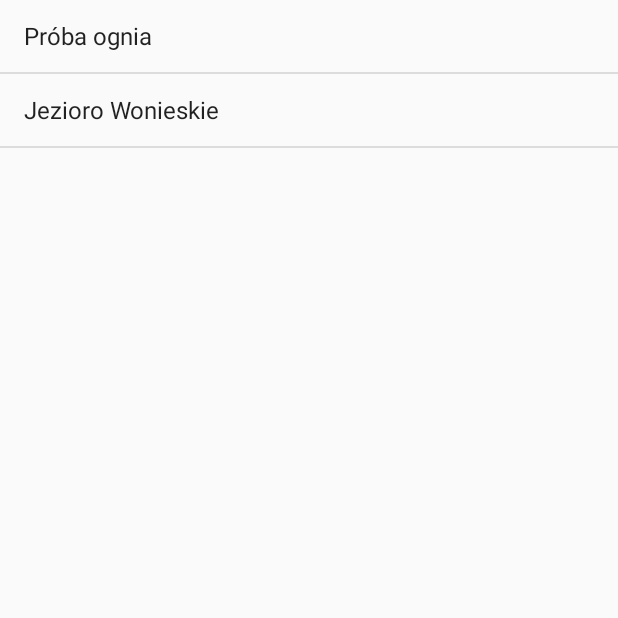
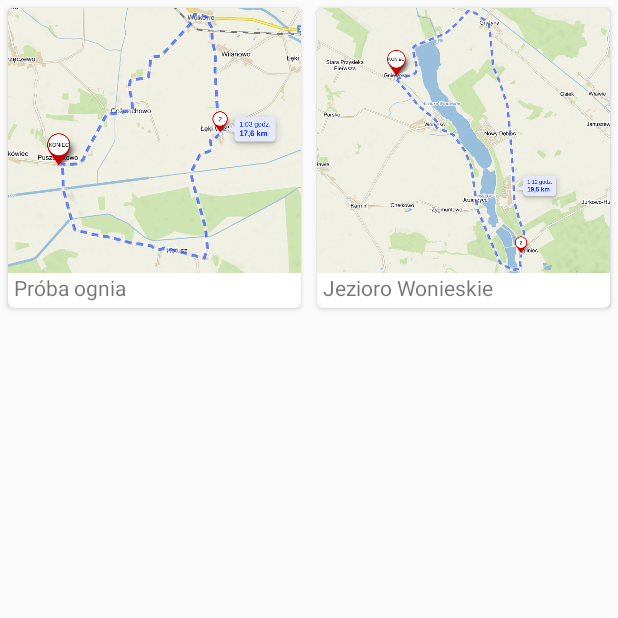
Before and after one commit to manys64/bike-tracker, an Android app: the fragment TrackLengthLongFragment shown on its own in the app's theme, on a phone screen of 412 x 824 dp, the top half of it. Run offline under Robolectric (Android 15) with nearby library versions, the light colour scheme and no system bars; our stand-ins replace Room's generated code; 1 statement that could not run was skipped.

Commit message:
FAB fixes

```diff
--- a/app/src/main/java/com/example/bikeTracker/StoperFragment.kt
+++ b/app/src/main/java/com/example/bikeTracker/StoperFragment.kt
@@ -19,9 +19,6 @@
 
     override fun onCreate(savedInstanceState: Bundle?) {
         super.onCreate(savedInstanceState)
-        parentFragmentManager.beginTransaction()
-            .hide(this)
-            .commit()
         if (savedInstanceState != null) {
             seconds = savedInstanceState.getInt("seconds")
             running = savedInstanceState.getBoolean("running")
--- a/app/src/main/java/com/example/bikeTracker/TrackLengthLongFragment.kt
+++ b/app/src/main/java/com/example/bikeTracker/TrackLengthLongFragment.kt
@@ -1,38 +1,50 @@
 package com.example.bikeTracker
 
 import android.content.Context
+import android.content.Intent
 import android.os.Bundle
 import android.view.LayoutInflater
 import android.view.View
 import android.view.ViewGroup
-import android.widget.ArrayAdapter
-import android.widget.ListView
-import androidx.fragment.app.ListFragment
+import androidx.fragment.app.Fragment
+import androidx.recyclerview.widget.GridLayoutManager
+import androidx.recyclerview.widget.RecyclerView
+import com.example.coctails.R
 
-class TrackLengthLongFragment : ListFragment() {
+class TrackLengthLongFragment : Fragment() {
     private var listener: Listener? = null
     override fun onAttach(context: Context) {
         super.onAttach(context)
         listener = context as Listener
     }
 
-    override fun onListItemClick(listView: ListView, itemView: View, position: Int, id: Long) {
-        if (listener != null) {
-            listener!!.itemClicked(id, TrackType.LONG)
+    override fun onCreateView(
+        inflater: LayoutInflater,
+        container: ViewGroup?,
+        savedInstanceState: Bundle?
+    ): View {
+        val trackRecycler = inflater.inflate(R.layout.fragment_track_length_short, container, false) as RecyclerView
+        val names = mutableListOf<String>()
+        val images = mutableListOf<Int>()
+        for (track in Track.getTrack()) {
+            if (track.type == TrackType.LONG) {
+                names.add(track.name)
+                images.add(track.getImageId(requireContext()))
+            }
         }
-    }
-
-    override fun onCreateView(
-        inflater: LayoutInflater, container: ViewGroup?,
-        savedInstanceState: Bundle?
-    ): View? {
-        val names = mutableListOf<String>()
-        for (track in Track.getTrack()) {
-            track.type == TrackType.LONG && names.add(track.name)
+        val obj = object : CaptionedImagesAdapter.Listener {
+            override fun onClick(position: Int) {
+                val intent = Intent(activity, DetailActivity::class.java)
+                intent
+                    .putExtra(DetailActivity.EXTRA_TRACK_ID, position)
+                    .putExtra(DetailActivity.TRACK_TYPE, TrackType.LONG)
+                activity?.startActivity(intent)
+            }
         }
-        val adapter = ArrayAdapter(inflater.context, android.R.layout.simple_list_item_1, names)
-        listAdapter = adapter
-        return super.onCreateView(inflater, container, savedInstanceState)
+        val adapter = CaptionedImagesAdapter(names, images, obj )
+        trackRecycler.adapter = adapter
+        trackRecycler.layoutManager = GridLayoutManager(activity, 2)
+        return trackRecycler
     }
 
     internal interface Listener {
--- a/app/src/main/res/layout/fragment_track_length_long.xml
+++ b/app/src/main/res/layout/fragment_track_length_long.xml
@@ -1,7 +1,7 @@
 <?xml version="1.0" encoding="utf-8"?>
-<androidx.fragment.app.FragmentContainerView
+<androidx.recyclerview.widget.RecyclerView
     xmlns:android="http://schemas.android.com/apk/res/android"
     android:id="@+id/longTracks"
-    android:name="com.example.bikeTracker.TrackListFragment"
     android:layout_width="match_parent"
-    android:layout_height="match_parent" />
+    android:layout_height="match_parent"
+    android:scrollbars="vertical" />
```
Also changed, not shown: app/src/main/java/com/example/bikeTracker/TrackDetailFragment.kt (+10 -1 lines), app/src/main/res/layout/fragment_track_length_short.xml (+0 -7 lines).
